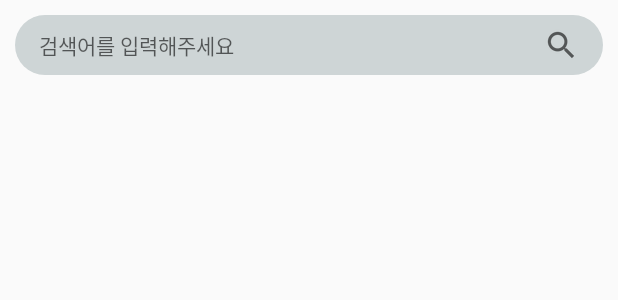
After one commit to ParkJin0318/School_Food_Android, an Android app: the layout activity_search.xml on its own in the app's theme, with its tools: preview values and no code run, on a phone screen of 412 x 824 dp. The commit adds this screen. Shown: the top 300 px of the screen. Run offline under Robolectric (Android 15) with nearby library versions, the phone set to English and light mode, and no system bars.

Commit message:
[ADD] SearchActivity
검색 화면 추가

```diff
--- a/presentation/src/main/AndroidManifest.xml
+++ b/presentation/src/main/AndroidManifest.xml
@@ -13,7 +13,7 @@
         android:supportsRtl="true"
         android:theme="@style/AppTheme"
         android:usesCleartextTraffic="true">
-
+        <activity android:name=".view.activity.SearchActivity"></activity>
         <activity android:name=".view.activity.MenuActivity">
             <intent-filter>
                 <action android:name="android.intent.action.MAIN" />
--- a/presentation/src/main/java/com/meals/school_food/di/ViewModelModule.kt
+++ b/presentation/src/main/java/com/meals/school_food/di/ViewModelModule.kt
@@ -3,12 +3,14 @@ package com.meals.school_food.di
 import com.meals.school_food.viewmodel.AddressViewModel
 import com.meals.school_food.viewmodel.MealViewModel
 import com.meals.school_food.viewmodel.ScheduleViewModel
+import com.meals.school_food.viewmodel.SearchViewModel
 import org.koin.android.ext.koin.androidApplication
 import org.koin.androidx.viewmodel.dsl.viewModel
 import org.koin.dsl.module
 
 val viewModelModule = module {
-    viewModel { MealViewModel(get(), androidApplication()) }
+    viewModel { MealViewModel(androidApplication(), get()) }
     viewModel { AddressViewModel(get()) }
     viewModel { ScheduleViewModel(get()) }
+    viewModel { SearchViewModel() }
 }
--- a/presentation/src/main/java/com/meals/school_food/widget/Application.kt
+++ b/presentation/src/main/java/com/meals/school_food/widget/Application.kt
@@ -17,7 +17,5 @@ class Application : Application() {
                 remoteModule, dataSourceModule, repositoryModule, useCaseModule)
             modules(modules)
         }
-
-        SharedPreferenceManager.setSchoolId(applicationContext, "7240393")
     }
 }
--- a/presentation/src/main/java/com/meals/school_food/widget/extension/ActivityExtension.kt
+++ b/presentation/src/main/java/com/meals/school_food/widget/extension/ActivityExtension.kt
@@ -11,9 +11,7 @@ fun AppCompatActivity.lightStatusBar() {
 }
 
 fun AppCompatActivity.startActivity(activity: Class<*>) {
-    val intent = Intent(this, activity)
-    intent.flags = Intent.FLAG_ACTIVITY_CLEAR_TOP
-    startActivity(intent)
+    startActivity(Intent(this, activity).addFlags(Intent.FLAG_ACTIVITY_SINGLE_TOP))
 }
 
 fun AppCompatActivity.toast(text : Int) {
--- /dev/null
+++ b/presentation/src/main/res/layout/activity_search.xml
@@ -0,0 +1,50 @@
+<?xml version="1.0" encoding="utf-8"?>
+<layout xmlns:android="http://schemas.android.com/apk/res/android"
+    xmlns:app="http://schemas.android.com/apk/res-auto"
+    xmlns:tools="http://schemas.android.com/tools"
+    tools:context=".view.activity.SearchActivity">
+
+    <data>
+        <variable
+            name="viewModel"
+            type="com.meals.school_food.viewmodel.SearchViewModel"/>
+    </data>
+
+    <androidx.constraintlayout.widget.ConstraintLayout
+        android:layout_width="match_parent"
+        android:layout_height="match_parent">
+
+        <androidx.constraintlayout.widget.ConstraintLayout
+            android:id="@+id/layout"
+            android:layout_width="match_parent"
+            android:layout_height="40dp"
+            android:layout_margin="10dp"
+            android:background="@drawable/round_white"
+            app:layout_constraintEnd_toEndOf="parent"
+            app:layout_constraintStart_toStartOf="parent"
+            app:layout_constraintTop_toTopOf="parent">
+
+            <ImageView
+                android:id="@+id/imageView"
+                android:layout_width="wrap_content"
+                android:layout_height="wrap_content"
+                android:layout_marginEnd="16dp"
+                android:src="?android:attr/actionModeWebSearchDrawable"
+                app:layout_constraintBottom_toBottomOf="parent"
+                app:layout_constraintEnd_toEndOf="parent"
+                app:layout_constraintTop_toTopOf="parent" />
+
+            <EditText
+                android:id="@+id/textView2"
+                android:layout_width="wrap_content"
+                android:layout_height="wrap_content"
+                android:layout_marginStart="16dp"
+                android:hint="@string/input_word"
+                android:textSize="14dp"
+                android:background="@null"
+                app:layout_constraintBottom_toBottomOf="parent"
+                app:layout_constraintStart_toStartOf="parent"
+                app:layout_constraintTop_toTopOf="parent" />
+        </androidx.constraintlayout.widget.ConstraintLayout>
+    </androidx.constraintlayout.widget.ConstraintLayout>
+</layout>
--- a/presentation/src/main/res/values/strings.xml
+++ b/presentation/src/main/res/values/strings.xml
@@ -8,4 +8,8 @@
     <string name="morning">아침</string>
     <string name="lunch">점심</string>
     <string name="diner">저녁</string>
+
+    <string name="input_word">검색어를 입력해주세요</string>
+    <string name="select_school">학교를 선택해주세요</string>
+    <string name="select_error">선택된 학교가 없습니다</string>
 </resources>
```
Also changed, not shown: presentation/src/main/java/com/meals/school_food/view/activity/SearchActivity.kt (added, +25 -0 lines), presentation/src/main/java/com/meals/school_food/view/fragment/MealFragment.kt (+10 -1 lines), presentation/src/main/java/com/meals/school_food/viewmodel/MealViewModel.kt (+28 -8 lines), presentation/src/main/java/com/meals/school_food/viewmodel/SearchViewModel.kt (added, +7 -0 lines), presentation/src/main/java/com/meals/school_food/widget/extension/FragmentExtension.kt (added, +17 -0 lines), presentation/src/main/res/drawable/round_primary.xml (added, +7 -0 lines), presentation/src/main/res/layout/fragment_meal.xml (+37 -1 lines), presentation/src/main/res/layout/item_meal.xml (+6 -1 lines).
